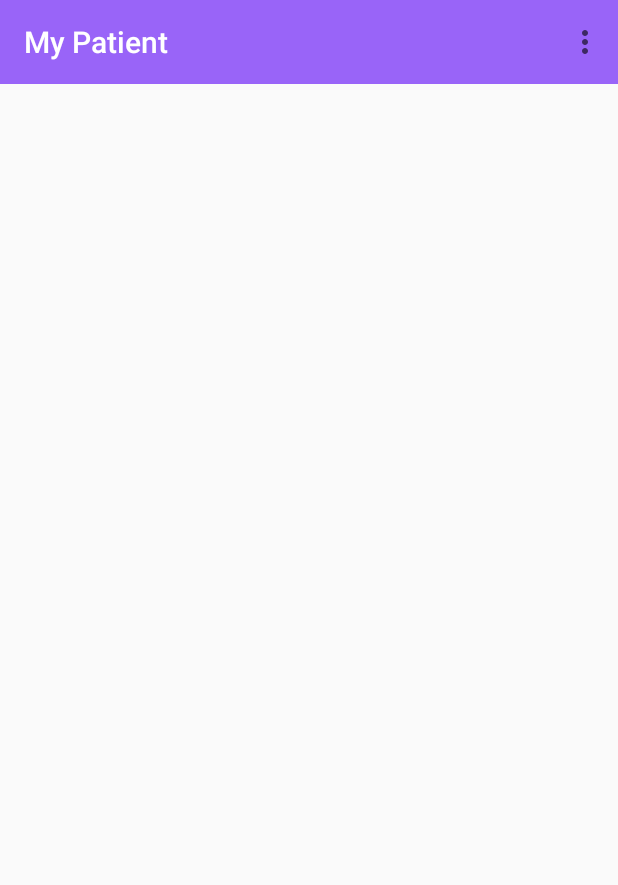
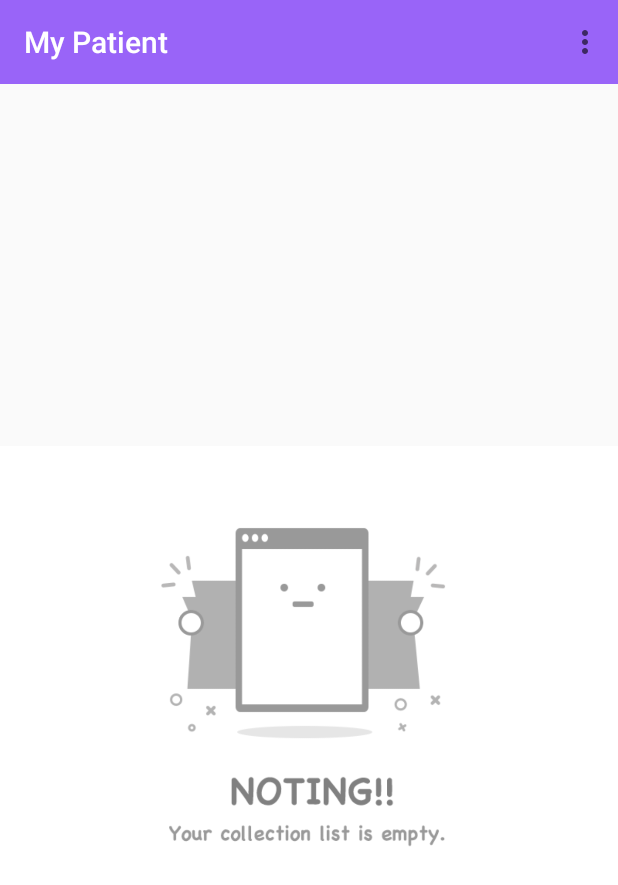
Before and after one commit to msrsiddik/HospitalManagement, an Android app: the fragment PatientListFragment placed in its activity, on a phone screen of 412 x 824 dp. Shown: the top 885 px of the screen. Run offline under Robolectric (Android 15) with nearby library versions, the phone set to English and light mode, and no system bars; 2 statements that could not run were skipped.

Commit message:
empty patient pic add

```diff
--- a/app/src/main/java/com/zerone/hospitalmanagement/LoginFragment.java
+++ b/app/src/main/java/com/zerone/hospitalmanagement/LoginFragment.java
@@ -76,10 +76,10 @@ public class LoginFragment extends Fragment {
                         break;
                     }
 
-                    else {
-                        Toast.makeText(getActivity(), "wrong user", Toast.LENGTH_SHORT).show();
-                    }
                 }
+            }
+            else {
+                Toast.makeText(getActivity(), "wrong user", Toast.LENGTH_SHORT).show();
             }
 
         }
--- a/app/src/main/java/com/zerone/hospitalmanagement/PatientListFragment.java
+++ b/app/src/main/java/com/zerone/hospitalmanagement/PatientListFragment.java
@@ -16,6 +16,7 @@ import android.view.View;
 import android.view.ViewGroup;
 import android.widget.AdapterView;
 import android.widget.ArrayAdapter;
+import android.widget.ImageView;
 import android.widget.LinearLayout;
 import android.widget.Spinner;
 
@@ -33,6 +34,7 @@ import java.util.List;
 public class PatientListFragment extends Fragment implements AdapterView.OnItemSelectedListener {
     private Toolbar toolbar;
     private Spinner doctorNameByList;
+    private ImageView emptyList;
     private RecyclerView recyclerView;
     private List<PatientModel> patientModelList = new ArrayList<>();
     private PatientDataSource patientDataSource;
@@ -70,6 +72,7 @@ public class PatientListFragment extends Fragment implements AdapterView.OnItemS
 
         doctorNameByList = view.findViewById(R.id.doctorNameByList);
         recyclerView = view.findViewById(R.id.patientListView);
+        emptyList = view.findViewById(R.id.emptyList);
         toolbar = view.findViewById(R.id.toolbar);
         toolbar.setTitle("My Patient");
         toolbar.setTitleTextColor(Color.WHITE);
@@ -109,6 +112,10 @@ public class PatientListFragment extends Fragment implements AdapterView.OnItemS
             patientModelList = patientDataSource.getAllPatient(name);
             patientAdapter = new PatientAdapter(patientModelList, getContext());
             recyclerView.setAdapter(patientAdapter);
+
+            if (!patientDataSource.getAllPatient(name).isEmpty()){
+                emptyList.setVisibility(View.INVISIBLE);
+            }
         }
     }
 
@@ -118,6 +125,7 @@ public class PatientListFragment extends Fragment implements AdapterView.OnItemS
         patientModelList = patientDataSource.getAllPatient(doctorName[position]);
         patientAdapter = new PatientAdapter(patientModelList, getContext());
         recyclerView.setAdapter(patientAdapter);
+
     }
 
     @Override
--- a/app/src/main/res/layout/fragment_patient_list.xml
+++ b/app/src/main/res/layout/fragment_patient_list.xml
@@ -23,4 +23,10 @@
 
     </android.support.v7.widget.RecyclerView>
 
+    <ImageView
+        android:id="@+id/emptyList"
+        android:layout_width="match_parent"
+        android:layout_height="match_parent"
+        android:src="@drawable/empty_list"/>
+
 </LinearLayout>
```
Also changed, not shown: app/src/main/res/drawable/empty_list.png (added).
